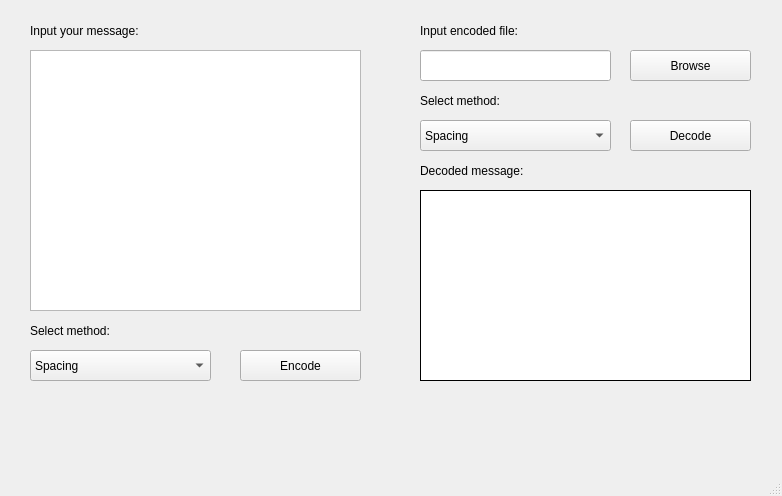
Qt form gui.ui (Argeross/StegoDocx) before a commit.
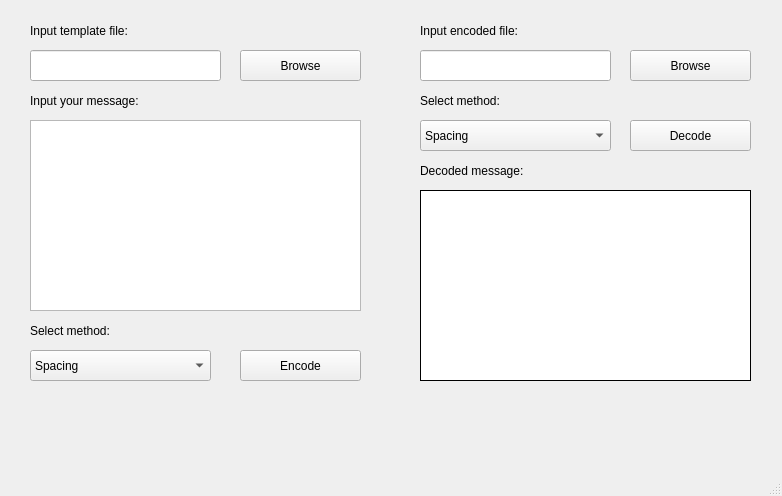
The same form after that commit.

Commit message: add template select

Diff of the .ui file:
```diff
--- a/gui.ui
+++ b/gui.ui
@@ -44,9 +44,9 @@
     <property name="geometry">
      <rect>
       <x>30</x>
-      <y>50</y>
+      <y>120</y>
       <width>331</width>
-      <height>261</height>
+      <height>191</height>
      </rect>
     </property>
    </widget>
@@ -54,7 +54,7 @@
     <property name="geometry">
      <rect>
       <x>30</x>
-      <y>20</y>
+      <y>90</y>
       <width>331</width>
       <height>21</height>
      </rect>
@@ -223,6 +223,48 @@
      <string>Select method:</string>
     </property>
    </widget>
+   <widget class="QLabel" name="label_6">
+    <property name="geometry">
+     <rect>
+      <x>30</x>
+      <y>20</y>
+      <width>331</width>
+      <height>21</height>
+     </rect>
+    </property>
+    <property name="text">
+     <string>Input template file:</string>
+    </property>
+   </widget>
+   <widget class="QLineEdit" name="filename_template">
+    <property name="geometry">
+     <rect>
+      <x>30</x>
+      <y>50</y>
+      <width>191</width>
+      <height>31</height>
+     </rect>
+    </property>
+    <property name="maxLength">
+     <number>32766</number>
+    </property>
+    <property name="cursorPosition">
+     <number>0</number>
+    </property>
+   </widget>
+   <widget class="QPushButton" name="browseBtn_template">
+    <property name="geometry">
+     <rect>
+      <x>240</x>
+      <y>50</y>
+      <width>121</width>
+      <height>31</height>
+     </rect>
+    </property>
+    <property name="text">
+     <string>Browse</string>
+    </property>
+   </widget>
   </widget>
   <widget class="QMenuBar" name="menubar">
    <property name="geometry">
```
The commit also changes 2 other files.
